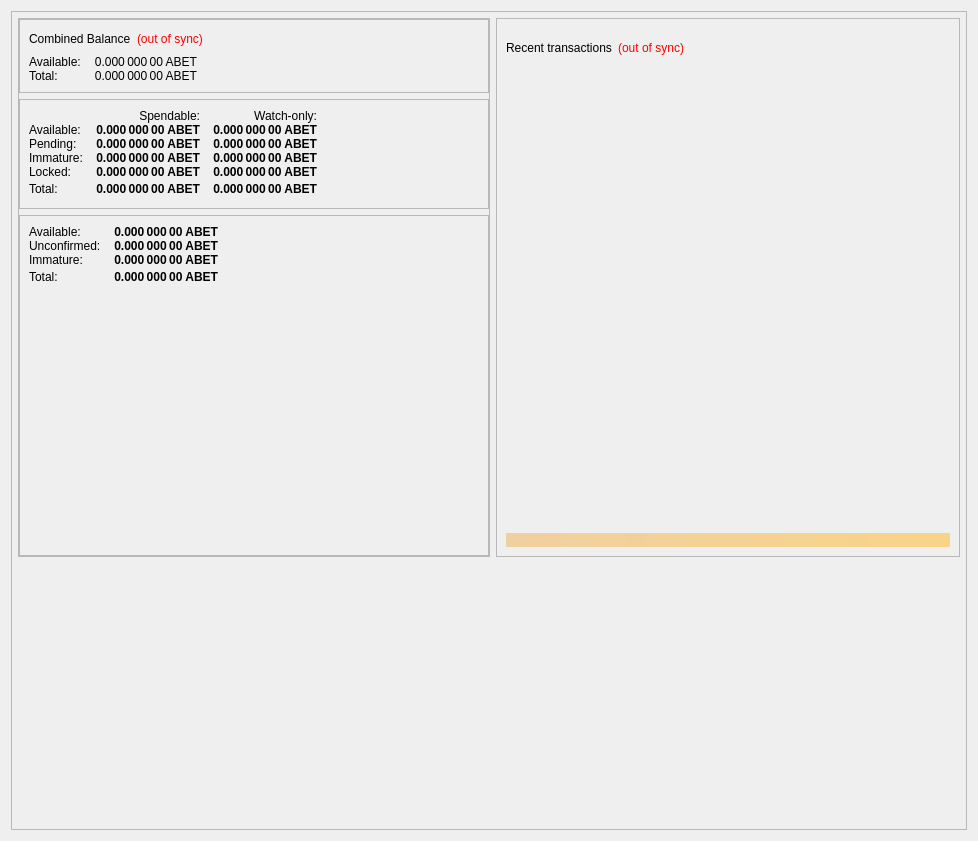
Qt form src/qt/forms/overviewpage.ui (CoinStaging/abet) before a commit.
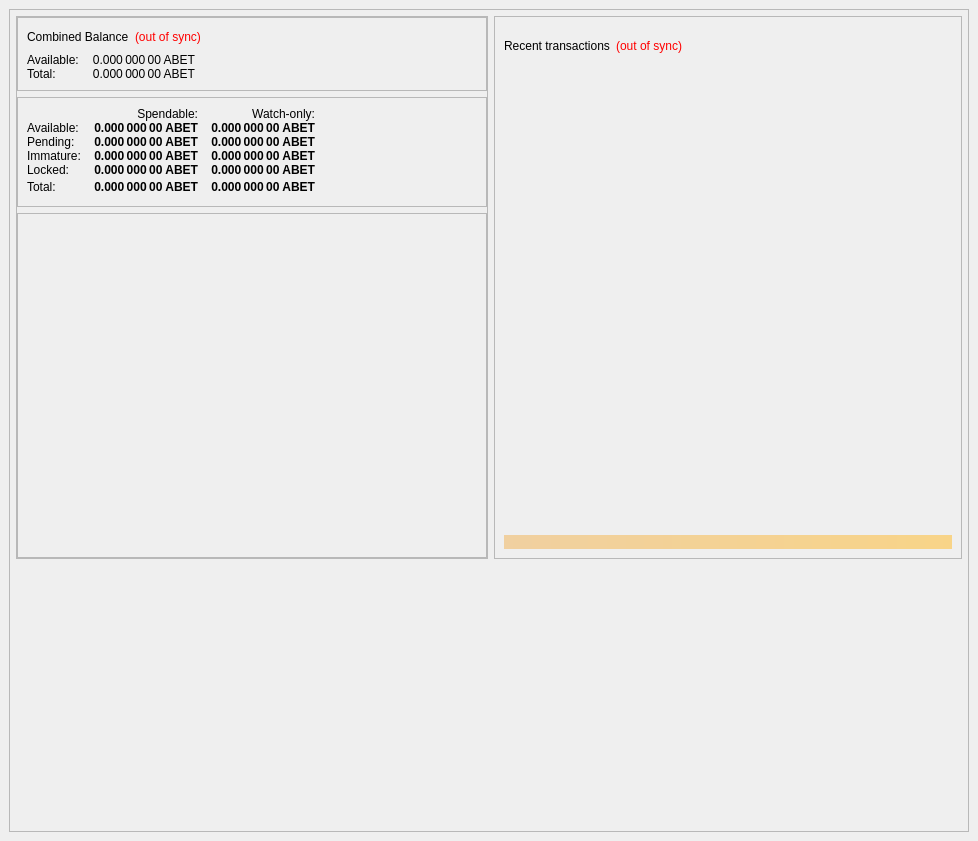
The same form after that commit.

Commit message: Remove zLabels from Overview

```diff
--- a/src/qt/forms/overviewpage.ui
+++ b/src/qt/forms/overviewpage.ui
@@ -19,9 +19,15 @@
   <property name="windowTitle">
    <string>Form</string>
   </property>
-  <layout class="QGridLayout" name="gridLayout_4">
-   <item row="0" column="0">
     <widget class="QFrame" name="frame_BG">
+   <property name="geometry">
+    <rect>
+     <x>9</x>
+     <y>9</y>
+     <width>960</width>
+     <height>823</height>
+    </rect>
+   </property>
      <property name="minimumSize">
       <size>
        <width>850</width>
@@ -670,157 +676,6 @@
                      <enum>QFrame::Raised</enum>
                     </property>
                     <layout class="QVBoxLayout" name="verticalLayout_7">
-                     <item>
-                      <layout class="QGridLayout" name="gridLayout_5">
-                       <property name="horizontalSpacing">
-                        <number>12</number>
-                       </property>
-                       <property name="verticalSpacing">
-                        <number>0</number>
-                       </property>
-                       <item row="1" column="0">
-                        <widget class="QLabel" name="labelzBalanceMatureText">
-                         <property name="toolTip">
-                          <string>Mature: more than 20 confirmation and more than 1 mint of the same denomination after it was minted.
-These zABET are spendable.</string>
-                         </property>
-                         <property name="text">
-                          <string>Available:</string>
-                         </property>
-                        </widget>
-                       </item>
-                       <item row="1" column="1">
-                        <widget class="QLabel" name="labelzBalanceMature">
-                         <property name="font">
-                          <font>
-                           <weight>75</weight>
-                           <bold>true</bold>
-                          </font>
-                         </property>
-                         <property name="toolTip">
-                          <string>Mature: more than 20 confirmation and more than 1 mint of the same denomination after it was minted.
-These zABET are spendable.</string>
-                         </property>
-                         <property name="text">
-                          <string notr="true">0.000 000 00 ABET</string>
-                         </property>
-                         <property name="alignment">
-                          <set>Qt::AlignRight|Qt::AlignTrailing|Qt::AlignVCenter</set>
-                         </property>
-                        </widget>
-                       </item>
-                       <item row="2" column="0">
-                        <widget class="QLabel" name="labelzBalanceUnconfirmedText">
-                         <property name="toolTip">
-                          <string>Unconfirmed: less than 20 confirmations
-Immature: confirmed, but less than 3 mints of the same denomination after it was minted</string>
-                         </property>
-                         <property name="text">
-                          <string>Unconfirmed:</string>
-                         </property>
-                        </widget>
-                       </item>
-                       <item row="2" column="1">
-                        <widget class="QLabel" name="labelzBalanceUnconfirmed">
-                         <property name="font">
-                          <font>
-                           <weight>75</weight>
-                           <bold>true</bold>
-                          </font>
-                         </property>
-                         <property name="toolTip">
-                          <string>Unconfirmed: less than 20 confirmations
-Immature: confirmed, but less than 3 mints of the same denomination after it was minted</string>
-                         </property>
-                         <property name="text">
-                          <string notr="true">0.000 000 00 ABET</string>
-                         </property>
-                         <property name="alignment">
-                          <set>Qt::AlignRight|Qt::AlignTrailing|Qt::AlignVCenter</set>
-                         </property>
-                        </widget>
-                       </item>
-                       <item row="3" column="0">
-                        <widget class="QLabel" name="labelzBalanceImmatureText">
-                         <property name="toolTip">
-                          <string>Unconfirmed: less than 20 confirmations
-Immature: confirmed, but less than 3 mints of the same denomination after it was minted</string>
-                         </property>
-                         <property name="text">
-                          <string>Immature:</string>
-                         </property>
-                        </widget>
-                       </item>
-                       <item row="3" column="1">
-                        <widget class="QLabel" name="labelzBalanceImmature">
-                         <property name="font">
-                          <font>
-                           <weight>75</weight>
-                           <bold>true</bold>
-                          </font>
-                         </property>
-                         <property name="toolTip">
-                          <string>Unconfirmed: less than 20 confirmations
-Immature: confirmed, but less than 3 mints of the same denomination after it was minted</string>
-                         </property>
-                         <property name="text">
-                          <string notr="true">0.000 000 00 ABET</string>
-                         </property>
-                         <property name="alignment">
-                          <set>Qt::AlignRight|Qt::AlignTrailing|Qt::AlignVCenter</set>
-                         </property>
-                        </widget>
-                       </item>
-                       <item row="4" column="0">
-                        <widget class="QLabel" name="labelzBalanceText">
-                         <property name="toolTip">
-                          <string>Your current zABET balance, unconfirmed and immature zABET included.</string>
-                         </property>
-                         <property name="text">
-                          <string>Total:</string>
-                         </property>
-                        </widget>
-                       </item>
-                       <item row="4" column="1">
-                        <widget class="QLabel" name="labelzBalance">
-                         <property name="font">
-                          <font>
-                           <weight>75</weight>
-                           <bold>true</bold>
-                          </font>
-                         </property>
-                         <property name="cursor">
-                          <cursorShape>IBeamCursor</cursorShape>
-                         </property>
-                         <property name="toolTip">
-                          <string>Your current zABET balance, unconfirmed and immature zABET included.</string>
-                         </property>
-                         <property name="text">
-                          <string notr="true">0.000 000 00 ABET</string>
-                         </property>
-                         <property name="alignment">
-                          <set>Qt::AlignRight|Qt::AlignTrailing|Qt::AlignVCenter</set>
-                         </property>
-                         <property name="textInteractionFlags">
-                          <set>Qt::LinksAccessibleByMouse|Qt::TextSelectableByKeyboard|Qt::TextSelectableByMouse</set>
-                         </property>
-                        </widget>
-                       </item>
-                       <item row="4" column="2">
-                        <spacer name="horizontalSpacer_4">
-                         <property name="orientation">
-                          <enum>Qt::Horizontal</enum>
-                         </property>
-                         <property name="sizeHint" stdset="0">
-                          <size>
-                           <width>40</width>
-                           <height>20</height>
-                          </size>
-                         </property>
-                        </spacer>
-                       </item>
-                      </layout>
-                     </item>
                      <item>
                       <widget class="QFrame" name="frame_bottom_1">
                        <property name="minimumSize">
@@ -1015,8 +870,6 @@
       </item>
      </layout>
     </widget>
-   </item>
-  </layout>
  </widget>
  <resources/>
  <connections/>
```
Lines whose indentation alone changed are shown as unchanged.
